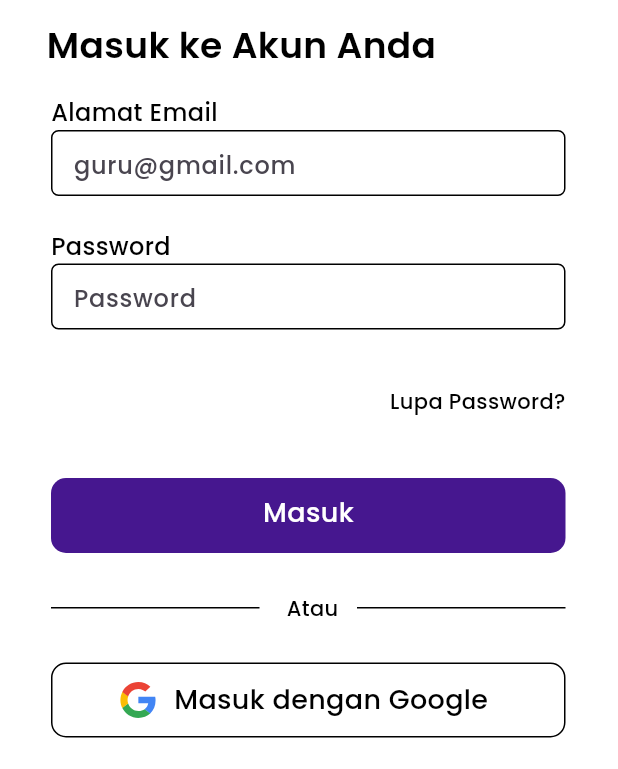
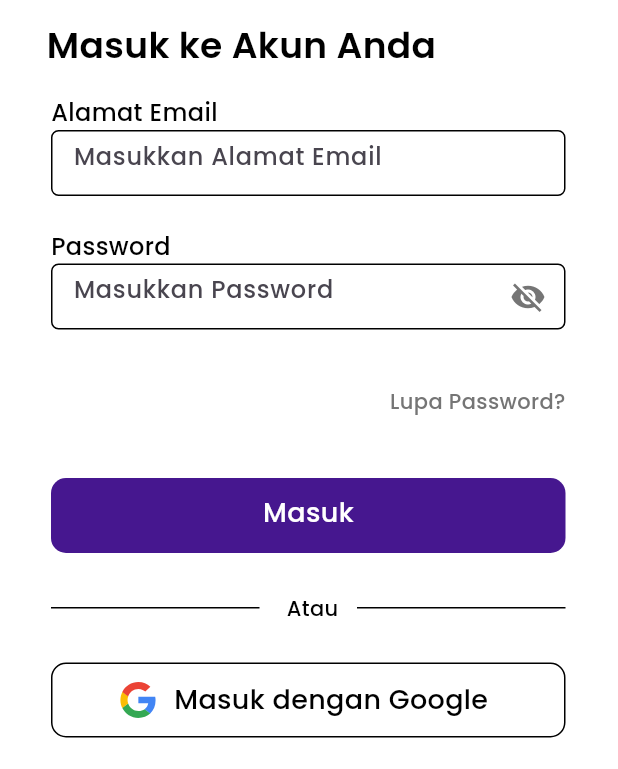
Before and after one commit to Idkwhat77/ALP-Vispro-Kelompok3, a Flutter app: the screen it shows after launch, on a phone screen of 412 x 824 dp, the part 467-1236 px from its top. Run offline on Flutter 3.47's test engine with Material 3 defaults, Android fonts, the phone set to English and light mode, and no system bars; our stand-ins replace bloc, curved_navigation_bar, equatable, flutter_bloc, flutter_fortune_wheel, flutter_svg and 1 more.

Commit message:
fix password text field at LoginPage

```diff
--- a/frontend/lib/features/auth/presentation/pages/login_page.dart
+++ b/frontend/lib/features/auth/presentation/pages/login_page.dart
@@ -5,6 +5,7 @@ import 'package:go_router/go_router.dart';
 import '../../bloc/login_bloc.dart';
 import '../../bloc/login_event.dart';
 import '../../bloc/login_state.dart';
+import '../widgets/password_text_field.dart';
 
 class LoginPage extends StatelessWidget {
   const LoginPage({super.key});
@@ -121,12 +122,12 @@ class LoginPage extends StatelessWidget {
                                 },
                                 decoration: const InputDecoration(
                                   border: InputBorder.none,
-                                  hintText: "guru@gmail.com",
+                                  hintText: "Masukkan Alamat Email",
                                   hintStyle:
                                       TextStyle(fontFamily: 'Poppins'),
                                   contentPadding: EdgeInsets.symmetric(
                                     horizontal: 14,
-                                    vertical: 10,
+                                    vertical: 14,
                                   ),
                                 ),
                                 style:
@@ -147,46 +148,19 @@ class LoginPage extends StatelessWidget {
                             ),
 
                             // Password Input
-                            Container(
-                              width: 343,
-                              height: 44,
-                              decoration: BoxDecoration(
-                                color: Colors.white,
-                                border: Border.all(width: 1),
-                                borderRadius: BorderRadius.circular(5),
-                              ),
-                              child: TextField(
-                                obscureText: true,
-                                onChanged: (value) {
-                                  context.read<LoginBloc>().add(
-                                        PasswordChanged(value),
-                                      );
-                                },
-                                decoration: const InputDecoration(
-                                  border: InputBorder.none,
-                                  hintText: "Password",
-                                  hintStyle:
-                                      TextStyle(fontFamily: 'Poppins'),
-                                  contentPadding: EdgeInsets.symmetric(
-                                    horizontal: 14,
-                                    vertical: 10,
-                                  ),
-                                ),
-                                style:
-                                    const TextStyle(fontFamily: 'Poppins'),
-                              ),
+                            PasswordTextField(
+                              onChanged: (value) {
+                                context.read<LoginBloc>().add(PasswordChanged(value));
+                              },
                             ),
-
                             const SizedBox(height: 22),
                           ],
                         ),
-
                         const SizedBox(height: 16),
-
-                        const Text(
+                        Text(
                           'Lupa Password?',
                           style: TextStyle(
-                            color: Colors.black,
+                            color: Colors.grey[600],
                             fontSize: 14,
                             fontFamily: 'Poppins',
                             fontWeight: FontWeight.w500,
@@ -261,6 +235,7 @@ class LoginPage extends StatelessWidget {
                     ),
                    ),
                   ),
+
                   // LOGIN GOOGLE BUTTON
                   Positioned(
                     left: 34,
--- /dev/null
+++ b/frontend/lib/features/auth/presentation/widgets/password_text_field.dart
@@ -0,0 +1,51 @@
+import 'package:flutter/material.dart';
+
+class PasswordTextField extends StatefulWidget {
+  final Function(String) onChanged;
+
+  const PasswordTextField({super.key, required this.onChanged});
+
+  @override
+  State<PasswordTextField> createState() => PasswordTextFieldState();
+}
+
+class PasswordTextFieldState extends State<PasswordTextField> {
+  bool _obscureText = true;
+
+  @override
+  Widget build(BuildContext context) {
+    return Container(
+      width: 343,
+      height: 44,
+      decoration: BoxDecoration(
+        color: Colors.white,
+        border: Border.all(width: 1),
+        borderRadius: BorderRadius.circular(5),
+      ),
+      child: TextField(
+        obscureText: _obscureText,
+        onChanged: widget.onChanged,
+        decoration: InputDecoration(
+          border: InputBorder.none,
+          hintText: "Masukkan Password",
+          contentPadding: const EdgeInsets.symmetric(
+            horizontal: 14,
+            vertical: 14,
+          ),
+          suffixIcon: IconButton(
+            icon: Icon(
+              _obscureText ? Icons.visibility_off : Icons.visibility,
+              color: Colors.grey[600],
+            ),
+            onPressed: () {
+              setState(() {
+                _obscureText = !_obscureText;
+              });
+            },
+          ),
+        ),
+        style: const TextStyle(fontFamily: 'Poppins'),
+      ),
+    );
+  }
+}
```
